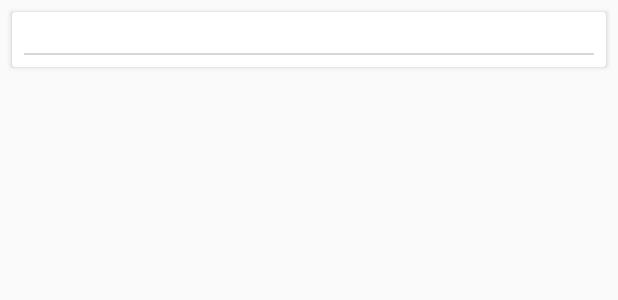
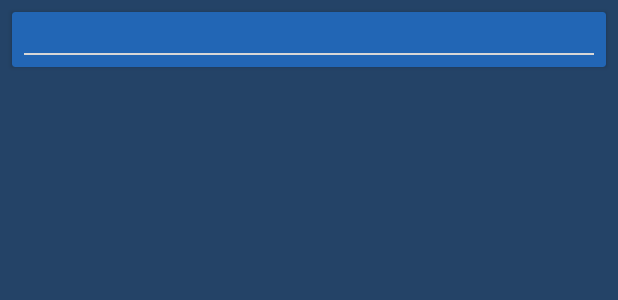
Before and after one commit to TheNightmanCodeth/Sched-Android, an Android app: the layout assignment_list_item.xml on its own in the app's theme, with its tools: preview values and no code run, on a phone screen of 412 x 824 dp. Shown: the top 300 px of the screen. Run offline under Robolectric (Android 15) with nearby library versions, the phone set to English and light mode, and no system bars.

Commit message:
Fixed style

```diff
--- a/app/src/main/res/layout/assignment_list_item.xml
+++ b/app/src/main/res/layout/assignment_list_item.xml
@@ -1,17 +1,20 @@
 <?xml version="1.0" encoding="utf-8"?>
 <android.support.v7.widget.CardView xmlns:android="http://schemas.android.com/apk/res/android"
-    android:layout_marginTop="8dp"
+    xmlns:card_view="http://schemas.android.com/apk/res-auto"
+    android:layout_width="match_parent"
+    android:layout_height="wrap_content"
     android:layout_marginLeft="8dp"
     android:layout_marginRight="8dp"
-    android:layout_width="match_parent"
-    android:layout_height="wrap_content">
+    android:layout_marginTop="8dp"
+    android:background="@color/whiteness"
+    card_view:cardBackgroundColor="@color/colorAccent">
     <LinearLayout
-        android:layout_marginTop="8dp"
+        android:layout_width="match_parent"
+        android:layout_height="wrap_content"
         android:layout_marginLeft="8dp"
         android:layout_marginRight="8dp"
-        android:orientation="vertical"
-        android:layout_width="match_parent"
-        android:layout_height="wrap_content">
+        android:layout_marginTop="8dp"
+        android:orientation="vertical">
     <!-- Header -->
     <LinearLayout
         android:id="@+id/assignment_card_header"
@@ -20,11 +23,11 @@
         android:orientation="horizontal">
         <!-- Badge -->
         <de.hdodenhof.circleimageview.CircleImageView
-            android:layout_marginRight="11dp"
-            android:layout_marginBottom="8dp"
             android:id="@+id/assignment_card_header_badge"
             android:layout_width="wrap_content"
-            android:layout_height="wrap_content" />
+            android:layout_height="wrap_content"
+            android:layout_marginBottom="8dp"
+            android:layout_marginRight="11dp" />
         <!-- Class Title -->
         <TextView
             android:id="@+id/assignment_card_header_title"
--- a/app/src/main/res/values/colors.xml
+++ b/app/src/main/res/values/colors.xml
@@ -1,8 +1,9 @@
 <?xml version="1.0" encoding="utf-8"?>
 <resources>
-    <color name="colorPrimary">#ffffff</color>
-    <color name="colorPrimaryDark">#e8e8e8</color>
-    <color name="colorAccent">#ffcf40</color>
+    <color name="colorPrimary">#244367</color>
+    <color name="colorPrimaryDark">#1a304b</color>
+    <color name="colorAccent">#2266b5</color>
     <color name="colorAccent2">#40ff80</color>
     <color name="colorAccent3">#409cff</color>
+    <color name="whiteness">#ffffff</color>
 </resources>
--- a/app/src/main/res/values/styles.xml
+++ b/app/src/main/res/values/styles.xml
@@ -2,9 +2,12 @@
 
     <style name="MyMaterialTheme" parent="MyMaterialTheme.Base">
 
+        <item name="android:colorBackground">@color/background_material_light</item>
+        <item name="android:colorForeground">@color/foreground_material_light</item>
+        <item name="android:navigationBarColor">@color/colorPrimaryDark</item>
     </style>
 
-    <style name="MyMaterialTheme.Base" parent="Theme.AppCompat.Light">
+    <style name="MyMaterialTheme.Base" parent="Theme.AppCompat">
         <item name="windowNoTitle">true</item>
         <item name="windowActionBar">false</item>
         <item name="colorPrimary">@color/colorPrimary</item>
--- a/app/src/main/res/values/values.xml
+++ b/app/src/main/res/values/values.xml
@@ -1,4 +1,6 @@
 <?xml version="1.0" encoding="utf-8"?>
 <resources>
     <color name="primary_text_default_material_dark">#000000</color>
+    <color name="background_material_light">#244367</color>
+    <color name="foreground_material_light">#ffffff</color>
 </resources>
```
Also changed, not shown: app/src/main/res/layout/class_list_item.xml (+39 -37 lines).
